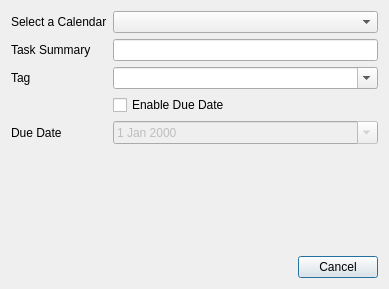
Above: src/gui/edittask.ui from gravityfargo/DavTasks before the change. Below: the same form after it.
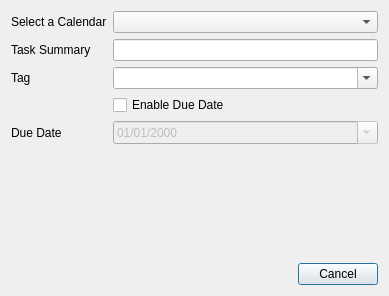
That is the form after the change.

Commit message: changed date formats, new todo pushes to server

```diff
--- a/src/gui/edittask.ui
+++ b/src/gui/edittask.ui
@@ -7,7 +7,7 @@
     <x>0</x>
     <y>0</y>
     <width>389</width>
-    <height>289</height>
+    <height>296</height>
    </rect>
   </property>
   <property name="sizePolicy">
@@ -65,6 +65,9 @@
        <property name="enabled">
         <bool>false</bool>
        </property>
+       <property name="displayFormat">
+        <string>MM/dd/yyyy</string>
+       </property>
        <property name="calendarPopup">
         <bool>true</bool>
        </property>
```
The commit also changes 5 other files.
